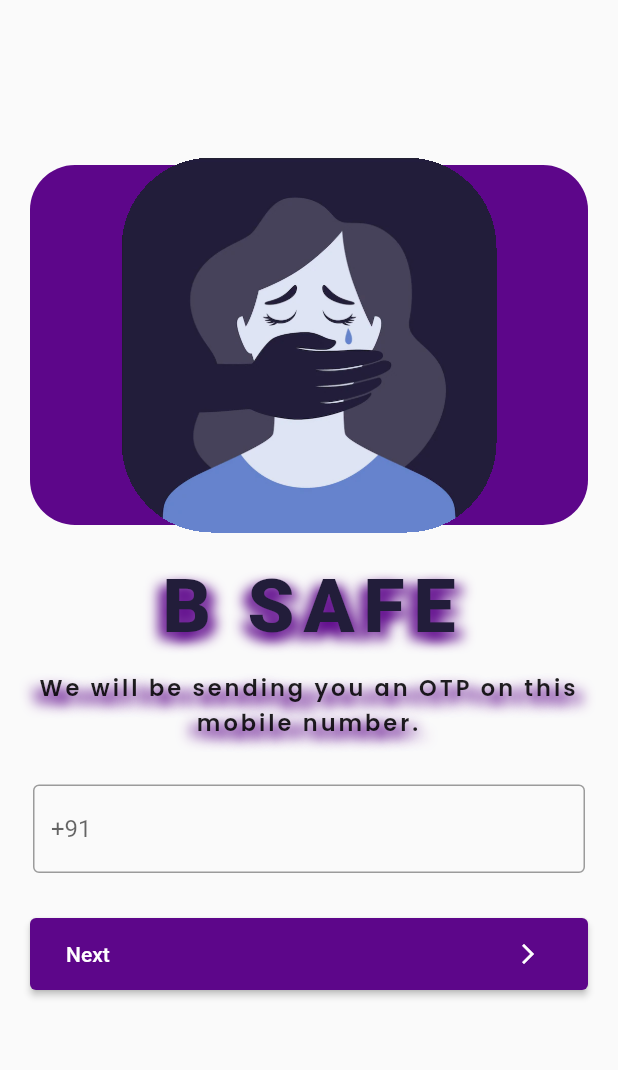
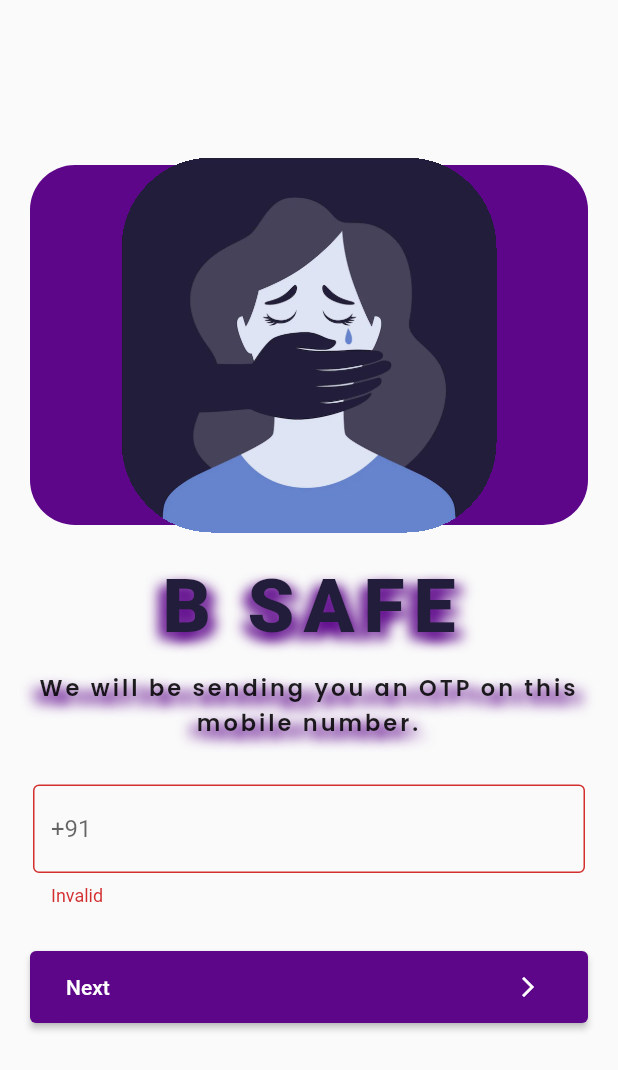
Before and after one commit to AbhiShake1/b_safe, a Flutter app: the screen it shows after launch, on a phone screen of 412 x 824 dp. Shown: the top 1070 px of the screen. Run offline on Flutter 3.47's test engine with Material 2 defaults, Android fonts, the light colour scheme and no system bars; our stand-ins replace dartz, firebase_auth, firebase_core, get, google_fonts; missing offline and left inert: numeric_keyboard; accounts and stored records are empty; Roboto replaces fonts that are missing (Limelight).

Commit message:
validate phone number

```diff
--- a/lib/app/modules/login/controllers/login_controller.dart
+++ b/lib/app/modules/login/controllers/login_controller.dart
@@ -7,10 +7,14 @@ class LoginController extends GetxController implements GetxService {
   final _auth = Get.find<AuthRepo>();
 
   late final TextEditingController phoneNumberController;
+  final numberKey = GlobalKey<FormState>();
 
   final _toStartVerification = false.obs;
 
   final pinCode = ''.obs;
+
+  String? numberValidator(String? text) =>
+      text?.isPhoneNumber ?? false ? null : 'Invalid';
 
   @override
   void onInit() {
@@ -32,6 +36,7 @@ class LoginController extends GetxController implements GetxService {
   void startCodeVerification() => _toStartVerification.value = true;
 
   Future<void> signInWithPhone() async {
+    if (!numberKey.currentState!.validate()) return;
     final result = await _auth.signInWithPhone(
       phoneNumberController.text,
       // ignore: avoid_redundant_argument_values
--- a/lib/app/modules/login/views/login_view.dart
+++ b/lib/app/modules/login/views/login_view.dart
@@ -124,7 +124,10 @@ class LoginView extends GetView<LoginController> {
                           horizontal: 22,
                           vertical: 10,
                         ),
-                        child: TextField(
+                        child: TextFormField(
+                          key: controller.numberKey,
+                          validator: controller.numberValidator,
+                          autovalidateMode: AutovalidateMode.always,
                           controller: controller.phoneNumberController,
                           decoration: const InputDecoration(
                             border: OutlineInputBorder(),
```
